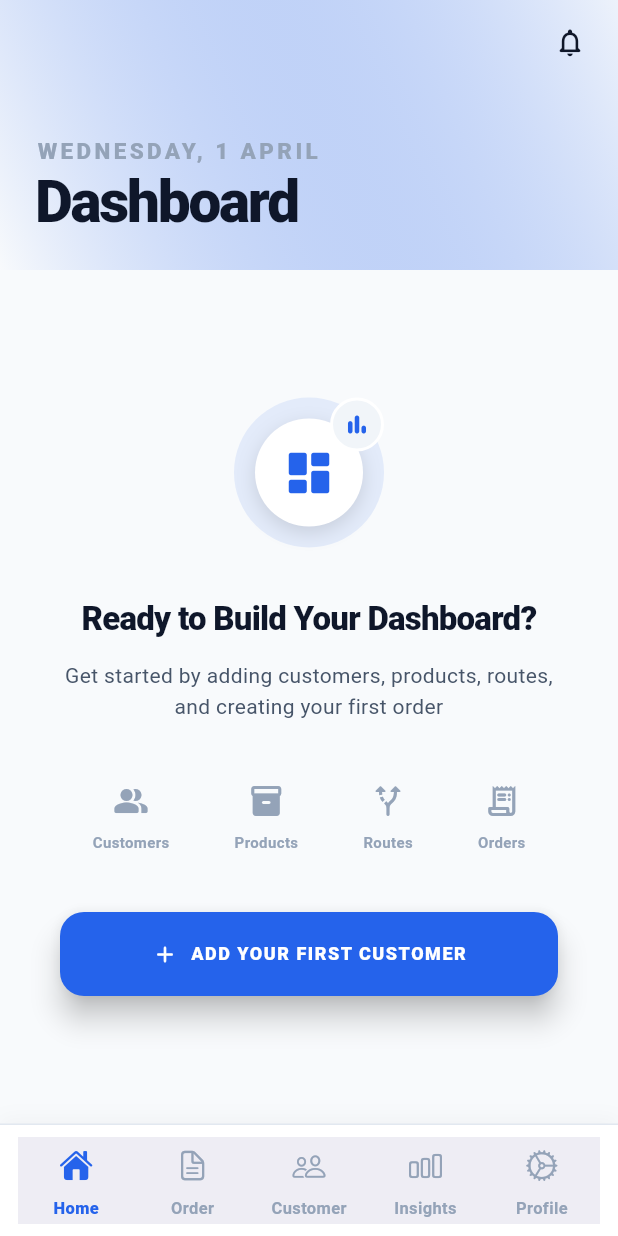
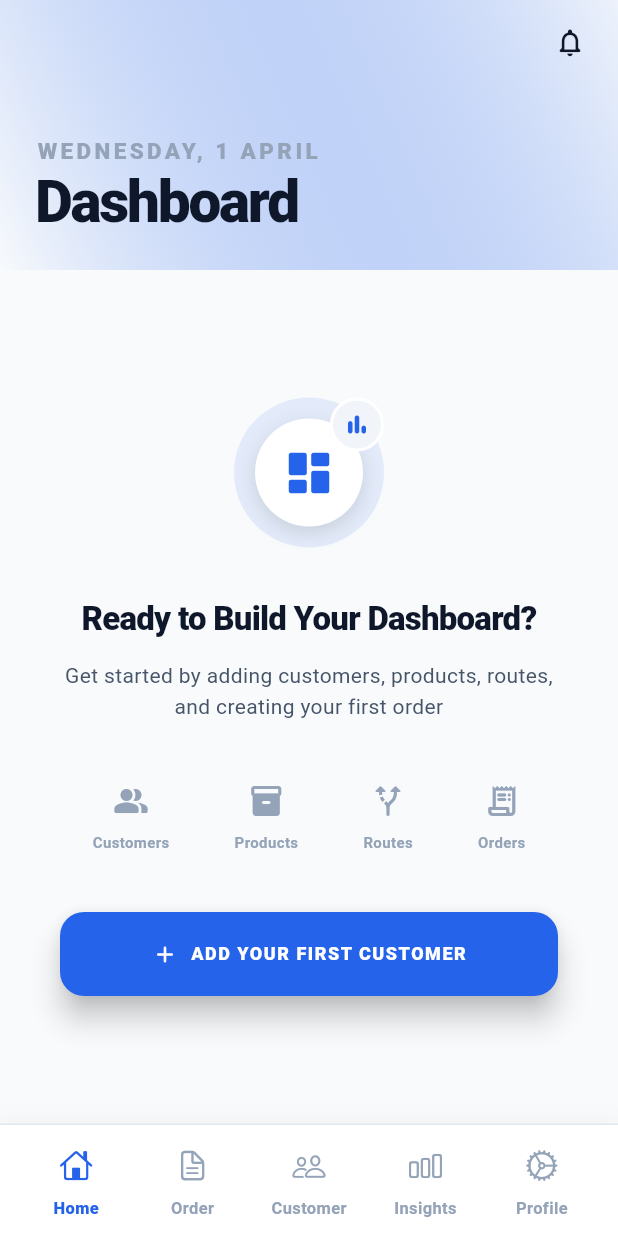
Before and after one commit to JaseemPayyanadan/delivero-flutter, a Flutter app: the OwnerShell screen opened by its route, on a phone screen of 412 x 824 dp. Run offline on Flutter 3.47's test engine with Material 3 defaults, Android fonts, the phone set to English and light mode, and no system bars; our stand-ins replace cloud_firestore, firebase_auth, firebase_core, fl_chart, flutter_riverpod, go_router and 3 more; accounts and stored records are empty.

Commit message:
feat(ui): enhance navigation and dashboard with new design
- Update navigation bars in delivery and owner shells with white background and consistent styling
- Replace home icon from house to home for better clarity
- Redesign owner dashboard with KPI strip, quick actions, and improved visual hierarchy
- Add revenue, orders today, customers, and fulfillment rate KPIs
- Implement quick action buttons for new order, customers, routes, and insights
- Refactor summary cards into reusable KPI and quick action components

```diff
--- a/lib/features/delivery/delivery_shell.dart
+++ b/lib/features/delivery/delivery_shell.dart
@@ -28,11 +28,14 @@ class _DeliveryShellState extends ConsumerState<DeliveryShell> {
       body: IndexedStack(index: _selectedIndex, children: _screens),
       bottomNavigationBar: SafeArea(
         top: false,
-        child: Padding(
+        child: Container(
           padding: const EdgeInsets.fromLTRB(12, 12, 12, 12),
+          decoration: const BoxDecoration(color: Colors.white),
           child: NavigationBarTheme(
             data: NavigationBarThemeData(
               height: 58,
+              backgroundColor: Colors.white,
+              surfaceTintColor: Colors.transparent,
               indicatorColor: Colors.transparent,
               overlayColor: WidgetStateProperty.all(Colors.transparent),
               labelBehavior: NavigationDestinationLabelBehavior.alwaysShow,
--- a/lib/features/owner/dashboard/owner_dashboard_screen.dart
+++ b/lib/features/owner/dashboard/owner_dashboard_screen.dart
@@ -23,6 +23,15 @@ class OwnerDashboardScreen extends ConsumerWidget {
 
     final now = DateTime.now();
     final dateStr = DateFormat('EEEE, d MMMM').format(now);
+    final totalRevenue = reports.totalRevenue + reports.totalPendingRevenue;
+    final fulfillmentRate = reports.totalOrders == 0
+        ? 0.0
+        : reports.completedOrders / reports.totalOrders;
+    final todayOrdersCount = orders.where((o) {
+      return o.orderDate.year == now.year &&
+          o.orderDate.month == now.month &&
+          o.orderDate.day == now.day;
+    }).length;
 
     final bool isEmpty =
         customers.isEmpty &&
@@ -108,46 +117,66 @@ class OwnerDashboardScreen extends ConsumerWidget {
                 child: Column(
                   crossAxisAlignment: CrossAxisAlignment.start,
                   children: [
-                    // KPI Grid - Matching RN Summary Grid
-                    GridView.count(
-                      crossAxisCount: 2,
-                      shrinkWrap: true,
-                      physics: const NeverScrollableScrollPhysics(),
-                      mainAxisSpacing: 12,
-                      crossAxisSpacing: 12,
-                      childAspectRatio: 1.7,
+                    const SizedBox(height: 16),
+                    _KpiStrip(
                       children: [
-                        _SummaryCard(
-                          label: 'Total Customers',
+                        _KpiCard(
+                          title: 'Revenue',
+                          value:
+                              '₹${NumberFormat.compact().format(totalRevenue)}',
+                          icon: Icons.currency_rupee_rounded,
+                          tone: _KpiTone.primary,
+                        ),
+                        _KpiCard(
+                          title: 'Orders Today',
+                          value: todayOrdersCount.toString(),
+                          icon: Icons.today_rounded,
+                          tone: _KpiTone.neutral,
+                        ),
+                        _KpiCard(
+                          title: 'Customers',
                           value: customers.length.toString(),
                           icon: Icons.people_alt_rounded,
-                          iconColor: const Color(0xFFF59E0B),
-                          bgColor: const Color(0xFFFFF4E5),
+                          tone: _KpiTone.warning,
                         ),
-                        _SummaryCard(
-                          label: 'Total Drivers',
-                          value: drivers.length.toString(),
-                          icon: Icons.local_shipping_rounded,
-                          iconColor: const Color(0xFF0284C7),
-                          bgColor: const Color(0xFFE0F2FE),
-                        ),
-                        _SummaryCard(
-                          label: 'Total Products',
-                          value: foodItems.length.toString(),
-                          icon: Icons.inventory_2_rounded,
-                          iconColor: const Color(0xFFFF6B35),
-                          bgColor: const Color(0xFFFFECE6),
-                        ),
-                        _SummaryCard(
-                          label: 'Total Routes',
-                          value: routes.length.toString(),
-                          icon: Icons.alt_route_rounded,
-                          iconColor: const Color(0xFF7C3AED),
-                          bgColor: const Color(0xFFEDE9FE),
+                        _KpiCard(
+                          title: 'Fulfillment',
+                          value: '${(fulfillmentRate * 100).round()}%',
+                          icon: Icons.check_circle_rounded,
+                          tone: _KpiTone.success,
                         ),
                       ],
                     ),
-                    const SizedBox(height: 32),
+                    const SizedBox(height: 18),
+                    _QuickActionsRow(
+                      actions: [
+                        _QuickAction(
+                          label: 'New Order',
+                          icon: Icons.add_shopping_cart_rounded,
+                          color: AppColors.primary,
+                          path: '/owner/orders/create',
+                        ),
+                        _QuickAction(
+                          label: 'Customers',
+                          icon: Icons.business_rounded,
+                          color: AppColors.success,
+                          path: '/owner/customers',
+                        ),
+                        _QuickAction(
+                          label: 'Routes',
+                          icon: Icons.alt_route_rounded,
+                          color: AppColors.info,
+                          path: '/owner/routes',
+                        ),
+                        _QuickAction(
+                          label: 'Insights',
+                          icon: Icons.analytics_rounded,
+                          color: AppColors.accent,
+                          path: '/owner/reports',
+                        ),
+                      ],
+                    ),
+                    const SizedBox(height: 28),
 
                     // Daily Statistics Row
                     _DashboardSection(
@@ -165,7 +194,7 @@ class OwnerDashboardScreen extends ConsumerWidget {
                             _DailyStatCard(
                               label: 'Total Revenue',
                               value:
-                                  '₹${NumberFormat.compact().format(reports.totalRevenue + reports.totalPendingRevenue)}',
+                                  '₹${NumberFormat.compact().format(totalRevenue)}',
                               color: AppColors.success,
                             ),
                             const SizedBox(width: 12),
@@ -360,78 +389,215 @@ class OwnerDashboardScreen extends ConsumerWidget {
   }
 }
 
-class _SummaryCard extends StatelessWidget {
-  final String label;
+enum _KpiTone { primary, success, warning, neutral }
+
+class _KpiStrip extends StatelessWidget {
+  final List<Widget> children;
+  const _KpiStrip({required this.children});
+
+  @override
+  Widget build(BuildContext context) {
+    return SizedBox(
+      height: 88,
+      child: ListView.separated(
+        scrollDirection: Axis.horizontal,
+        physics: const BouncingScrollPhysics(),
+        itemCount: children.length,
+        separatorBuilder: (context, index) => const SizedBox(width: 12),
+        itemBuilder: (context, index) => children[index],
+      ),
+    );
+  }
+}
+
+class _KpiCard extends StatelessWidget {
+  final String title;
   final String value;
   final IconData icon;
-  final Color iconColor;
-  final Color bgColor;
+  final _KpiTone tone;
 
-  const _SummaryCard({
-    required this.label,
+  const _KpiCard({
+    required this.title,
     required this.value,
     required this.icon,
-    required this.iconColor,
-    required this.bgColor,
+    required this.tone,
   });
 
   @override
   Widget build(BuildContext context) {
+    final Color accent;
+    final Color tint;
+    switch (tone) {
+      case _KpiTone.primary:
+        accent = AppColors.primary;
+        tint = AppColors.primaryLighter;
+        break;
+      case _KpiTone.success:
+        accent = AppColors.success;
+        tint = AppColors.successLighter;
+        break;
+      case _KpiTone.warning:
+        accent = AppColors.warning;
+        tint = AppColors.warningLighter;
+        break;
+      case _KpiTone.neutral:
+        accent = AppColors.secondary;
+        tint = AppColors.backgroundSecondary;
+        break;
+    }
+
     return Container(
-      padding: const EdgeInsets.all(12),
+      width: 180,
+      padding: const EdgeInsets.all(14),
       decoration: BoxDecoration(
         color: AppColors.surface,
-        borderRadius: BorderRadius.circular(20),
+        borderRadius: BorderRadius.circular(22),
         border: Border.all(color: AppColors.border),
         boxShadow: const [
           BoxShadow(
             color: AppColors.shadow,
-            blurRadius: 15,
+            blurRadius: 16,
+            offset: Offset(0, 10),
+          ),
+        ],
+      ),
+      child: Row(
+        children: [
+          Container(
+            width: 40,
+            height: 40,
+            decoration: BoxDecoration(
+              color: tint.withValues(alpha: 0.9),
+              borderRadius: BorderRadius.circular(14),
+            ),
+            child: Icon(icon, color: accent, size: 20),
+          ),
+          const SizedBox(width: 12),
+          Expanded(
+            child: Column(
+              mainAxisAlignment: MainAxisAlignment.center,
+              crossAxisAlignment: CrossAxisAlignment.start,
+              children: [
+                Text(
+                  title.toUpperCase(),
+                  maxLines: 1,
+                  overflow: TextOverflow.ellipsis,
+                  style: const TextStyle(
+                    color: AppColors.textLight,
+                    fontSize: 9,
+                    fontWeight: FontWeight.w900,
+                    letterSpacing: 1.0,
+                  ),
+                ),
+                const SizedBox(height: 6),
+                Text(
+                  value,
+                  maxLines: 1,
+                  overflow: TextOverflow.ellipsis,
+                  style: const TextStyle(
+                    color: AppColors.textPrimary,
+                    fontSize: 18,
+                    fontWeight: FontWeight.w900,
+                    letterSpacing: -0.6,
+                  ),
+                ),
+              ],
+            ),
+          ),
+        ],
+      ),
+    );
+  }
+}
+
+class _QuickAction {
+  final String label;
+  final IconData icon;
+  final Color color;
+  final String path;
+
+  const _QuickAction({
+    required this.label,
+    required this.icon,
+    required this.color,
+    required this.path,
+  });
+}
+
+class _QuickActionsRow extends StatelessWidget {
+  final List<_QuickAction> actions;
+  const _QuickActionsRow({required this.actions});
+
+  @override
+  Widget build(BuildContext context) {
+    return Container(
+      padding: const EdgeInsets.symmetric(horizontal: 12, vertical: 12),
+      decoration: BoxDecoration(
+        color: AppColors.surface,
+        borderRadius: BorderRadius.circular(24),
+        border: Border.all(color: AppColors.border),
+        boxShadow: const [
+          BoxShadow(
+            color: AppColors.shadow,
+            blurRadius: 14,
             offset: Offset(0, 8),
           ),
         ],
       ),
       child: Row(
         children: [
+          for (var i = 0; i < actions.length; i++) ...[
+            Expanded(child: _QuickActionTile(action: actions[i])),
+            if (i != actions.length - 1)
               Container(
-            padding: const EdgeInsets.all(8),
+                width: 1,
+                height: 44,
+                color: AppColors.divider,
+                margin: const EdgeInsets.symmetric(horizontal: 10),
+              ),
+          ],
+        ],
+      ),
+    );
+  }
+}
+
+class _QuickActionTile extends StatelessWidget {
+  final _QuickAction action;
+  const _QuickActionTile({required this.action});
+
+  @override
+  Widget build(BuildContext context) {
+    return InkWell(
+      onTap: () => context.push(action.path),
+      borderRadius: BorderRadius.circular(18),
+      child: Padding(
+        padding: const EdgeInsets.symmetric(vertical: 8),
+        child: Column(
+          mainAxisSize: MainAxisSize.min,
+          children: [
+            Container(
+              width: 36,
+              height: 36,
               decoration: BoxDecoration(
-              color: bgColor,
-              borderRadius: BorderRadius.circular(14),
+                color: action.color.withValues(alpha: 0.12),
+                borderRadius: BorderRadius.circular(12),
               ),
-            child: Icon(icon, color: iconColor, size: 22),
+              child: Icon(action.icon, color: action.color, size: 18),
             ),
-          const SizedBox(width: 12),
-          Expanded(
-            child: Column(
-              crossAxisAlignment: CrossAxisAlignment.start,
-              mainAxisAlignment: MainAxisAlignment.center,
-              children: [
-                FittedBox(
-                  fit: BoxFit.scaleDown,
-                  child: Text(
-                    value,
-                    style: const TextStyle(
-                      fontSize: 20,
-                      fontWeight: FontWeight.w900,
-                      color: AppColors.textPrimary,
-                    ),
-                  ),
-                ),
+            const SizedBox(height: 8),
             Text(
-                  label,
+              action.label,
               maxLines: 1,
               overflow: TextOverflow.ellipsis,
               style: const TextStyle(
-                    fontSize: 9,
-                    fontWeight: FontWeight.w700,
-                    color: AppColors.textLight,
+                color: AppColors.textSecondary,
+                fontSize: 11,
+                fontWeight: FontWeight.w800,
               ),
             ),
           ],
         ),
-          ),
-        ],
       ),
     );
   }
--- a/lib/features/owner/owner_shell.dart
+++ b/lib/features/owner/owner_shell.dart
@@ -36,7 +36,7 @@ class _OwnerShellState extends ConsumerState<OwnerShell> {
         child: Container(
           padding: const EdgeInsets.fromLTRB(12, 8, 12, 8),
           decoration: BoxDecoration(
-            color: AppColors.surface,
+            color: Colors.white,
             border: const Border(top: BorderSide(color: AppColors.border)),
             boxShadow: [
               BoxShadow(
@@ -49,6 +49,8 @@ class _OwnerShellState extends ConsumerState<OwnerShell> {
           child: NavigationBarTheme(
             data: NavigationBarThemeData(
               height: 58,
+              backgroundColor: Colors.white,
+              surfaceTintColor: Colors.transparent,
               indicatorColor: Colors.transparent,
               overlayColor: WidgetStateProperty.all(Colors.transparent),
               labelBehavior: NavigationDestinationLabelBehavior.alwaysShow,
@@ -81,8 +83,8 @@ class _OwnerShellState extends ConsumerState<OwnerShell> {
                     setState(() => _selectedIndex = index),
                 destinations: const [
                   NavigationDestination(
-                    icon: Icon(CupertinoIcons.house),
-                    selectedIcon: Icon(CupertinoIcons.house_fill),
+                    icon: Icon(CupertinoIcons.home),
+                    selectedIcon: Icon(CupertinoIcons.home),
                     label: 'Home',
                   ),
                   NavigationDestination(
```
Lines whose indentation alone changed are shown as unchanged.
